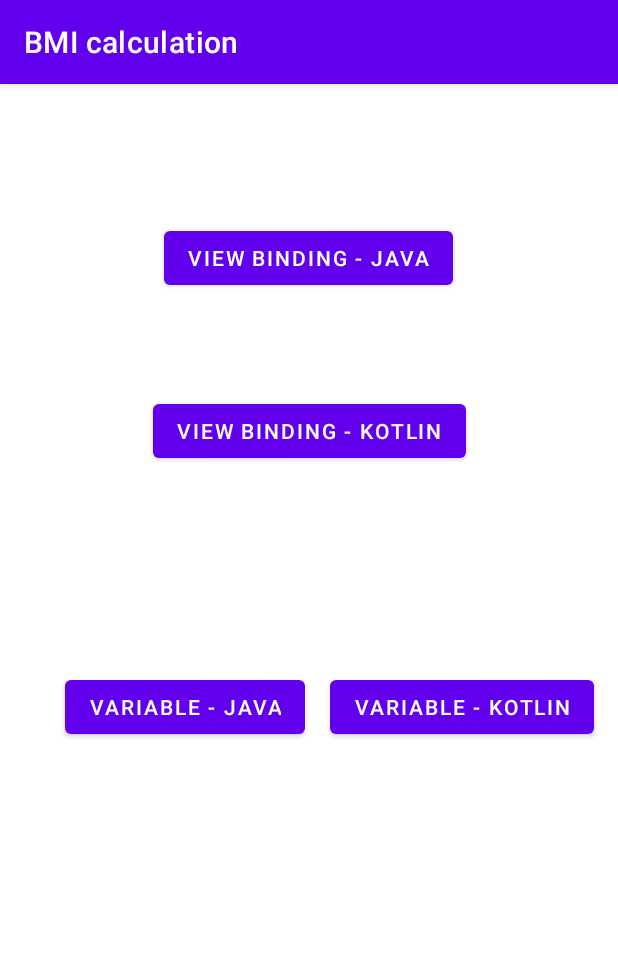
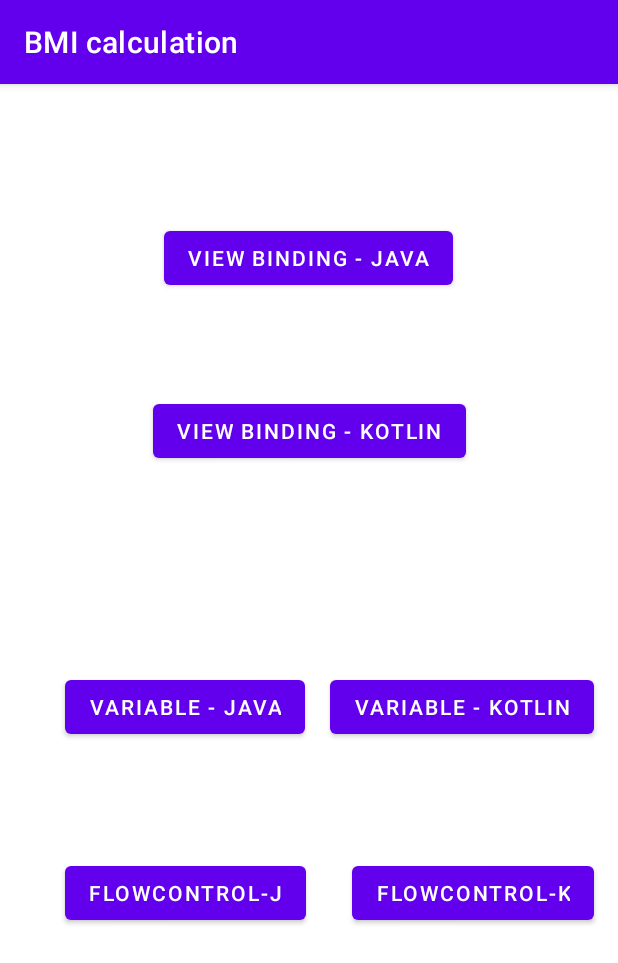
Before and after one commit to Yanghaeun716/HelloKotlin, an Android app: the screen it shows after launch (MainActivity), on a phone screen of 412 x 824 dp. Shown: the top 963 px of the screen. Run offline under Robolectric (Android 15) with nearby library versions, the phone set to English and light mode, and no system bars.

Commit message:
Flow control in java

```diff
--- a/app/src/main/java/com/example/hellokotlin/MainActivity.kt
+++ b/app/src/main/java/com/example/hellokotlin/MainActivity.kt
@@ -16,6 +16,8 @@ class MainActivity : AppCompatActivity() {
         val btnKotlin = findViewById<Button>(R.id.btnKotlin)
         val btnVarJava = findViewById<Button>(R.id.btnVarJava)
         val btnVarKotlin = findViewById<Button>(R.id.btnVarKotlin)
+        val btnFlowControlJava = findViewById<Button>(R.id.btnFlowControlJava)
+        val btnFlowControlKotlin = findViewById<Button>(R.id.btnFlowControlKotlin)
 
         btnJAVA.setOnClickListener {
             startActivity(Intent(this@MainActivity, BmiJavaActivity::class.java))
@@ -29,5 +31,11 @@ class MainActivity : AppCompatActivity() {
         btnVarKotlin.setOnClickListener {
             startActivity(Intent(this@MainActivity, VariableKotlinActivity::class.java))
         }
+        btnFlowControlJava.setOnClickListener {
+            startActivity(Intent(this@MainActivity, FlowControlJavaActivity::class.java))
+        }
+        btnFlowControlKotlin.setOnClickListener {
+            startActivity(Intent(this@MainActivity, FlowControlKotlinActivity::class.java))
+        }
     }
 }
--- a/app/src/main/res/layout/activity_main.xml
+++ b/app/src/main/res/layout/activity_main.xml
@@ -49,4 +49,21 @@
         app:layout_constraintBaseline_toBaselineOf="@+id/btnVarJava"
         app:layout_constraintEnd_toEndOf="parent" />
 
+    <Button
+        android:id="@+id/btnFlowControlJava"
+        android:layout_width="wrap_content"
+        android:layout_height="wrap_content"
+        android:layout_marginTop="76dp"
+        android:text="FlowControl-J"
+        app:layout_constraintStart_toStartOf="@+id/btnVarJava"
+        app:layout_constraintTop_toBottomOf="@+id/btnVarJava" />
+
+    <Button
+        android:id="@+id/btnFlowControlKotlin"
+        android:layout_width="wrap_content"
+        android:layout_height="wrap_content"
+        android:text="FlowControl-K"
+        app:layout_constraintEnd_toEndOf="@+id/btnVarKotlin"
+        app:layout_constraintTop_toTopOf="@+id/btnFlowControlJava" />
+
 </androidx.constraintlayout.widget.ConstraintLayout>
```
Also changed, not shown: app/src/main/AndroidManifest.xml (+7 -1 lines), app/src/main/java/com/example/hellokotlin/FlowControlJavaActivity.java (added, +47 -0 lines), app/src/main/java/com/example/hellokotlin/FlowControlKotlinActivity.kt (added, +11 -0 lines), app/src/main/res/layout/layout_flowcontrol.xml (added, +29 -0 lines).
